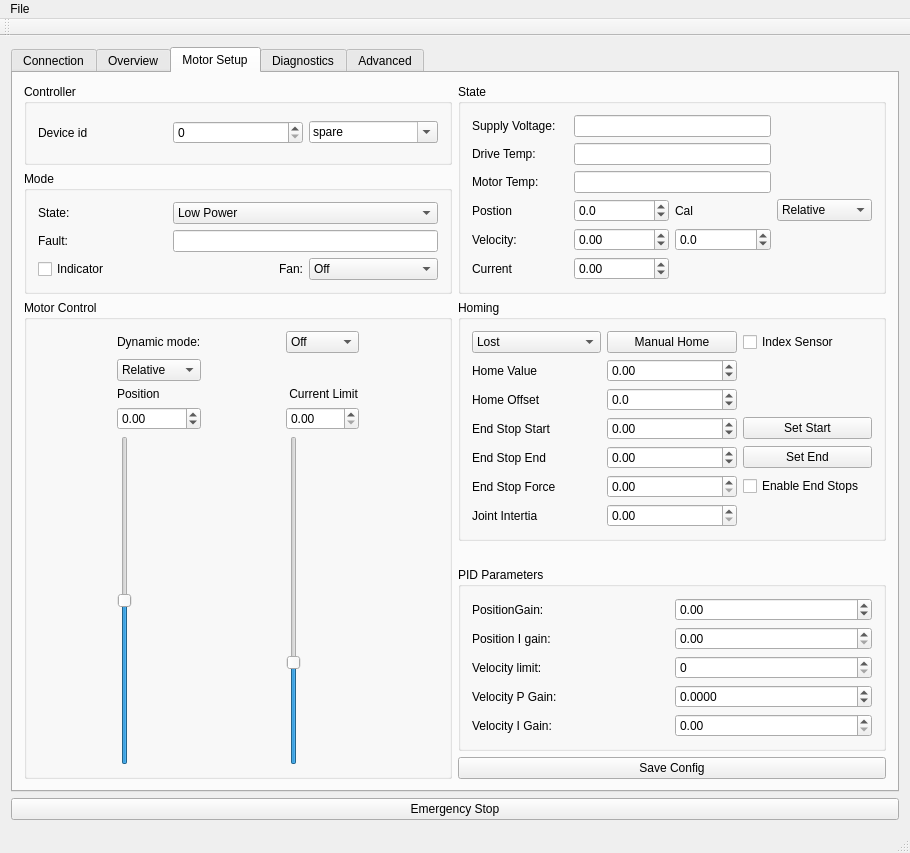
This is GUI/mainwindow.ui in craftit/DogBotSoftware as Qt 5 draws it before an edit. The edited form follows.
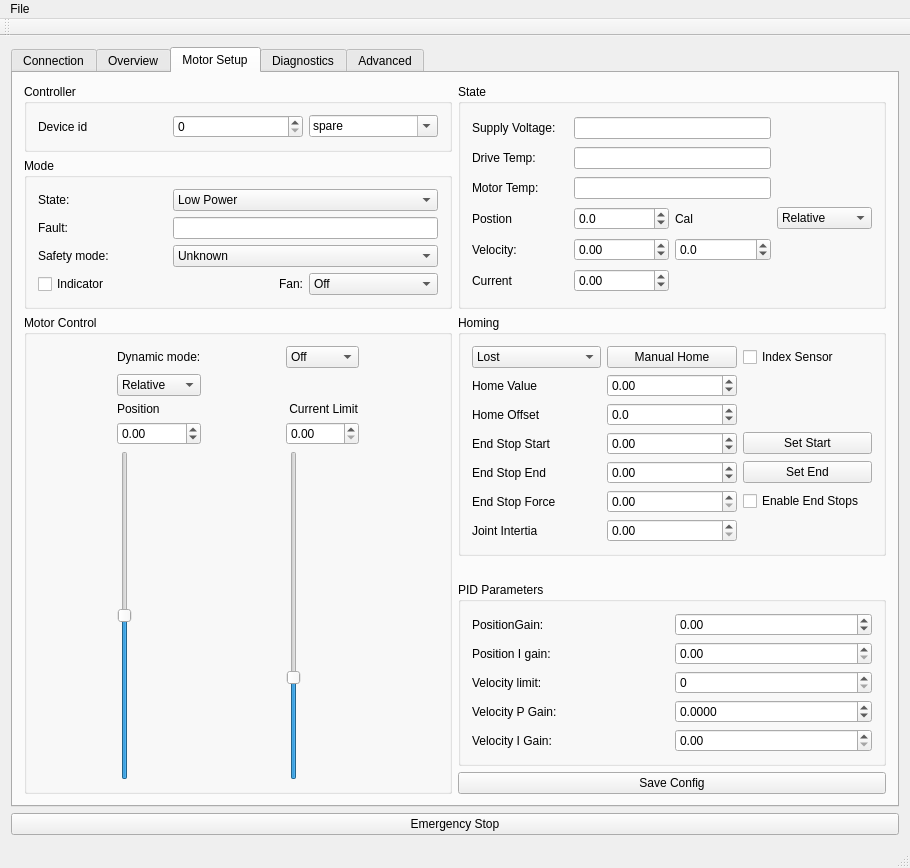
This is the edited form.

Patch:
```diff
--- a/GUI/mainwindow.ui
+++ b/GUI/mainwindow.ui
@@ -7,7 +7,7 @@
     <x>0</x>
     <y>0</y>
     <width>910</width>
-    <height>725</height>
+    <height>765</height>
    </rect>
   </property>
   <property name="windowTitle">
@@ -468,14 +468,14 @@
              </item>
             </widget>
            </item>
-           <item row="4" column="0">
+           <item row="5" column="0">
             <widget class="QCheckBox" name="checkBoxIndicator">
              <property name="text">
               <string>Indicator</string>
              </property>
             </widget>
            </item>
-           <item row="4" column="2">
+           <item row="5" column="2">
             <widget class="QComboBox" name="comboBoxFanState">
              <item>
               <property name="text">
@@ -494,7 +494,7 @@
              </item>
             </widget>
            </item>
-           <item row="4" column="1">
+           <item row="5" column="1">
             <widget class="QLabel" name="label_12">
              <property name="text">
               <string>Fan:</string>
@@ -504,6 +504,37 @@
              </property>
             </widget>
            </item>
+           <item row="4" column="0">
+            <widget class="QLabel" name="label_36">
+             <property name="text">
+              <string>Safety mode:</string>
+             </property>
+            </widget>
+           </item>
+           <item row="4" column="1" colspan="2">
+            <widget class="QComboBox" name="comboBoxSafetyMode">
+             <item>
+              <property name="text">
+               <string>Unknown</string>
+              </property>
+             </item>
+             <item>
+              <property name="text">
+               <string>Global Emergency Stop</string>
+              </property>
+             </item>
+             <item>
+              <property name="text">
+               <string>Master Emergency Stop</string>
+              </property>
+             </item>
+             <item>
+              <property name="text">
+               <string>Local Stop</string>
+              </property>
+             </item>
+            </widget>
+           </item>
           </layout>
          </widget>
         </item>
```
Left out of the diff: 12 changed lines with no effect on the pictures.
